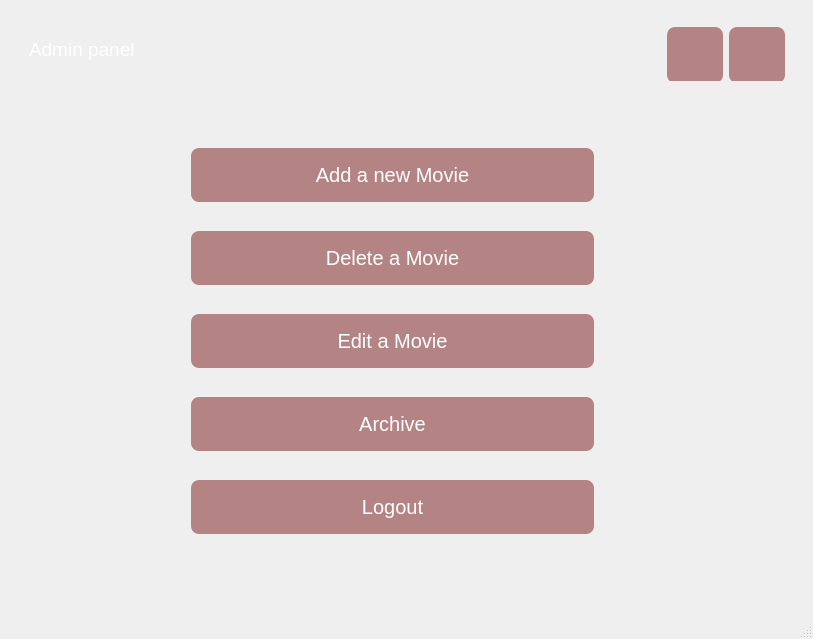
This is admin_panel.ui in ItsArtaz/cinema_management as Qt 5 draws it before an edit. The edited form follows.
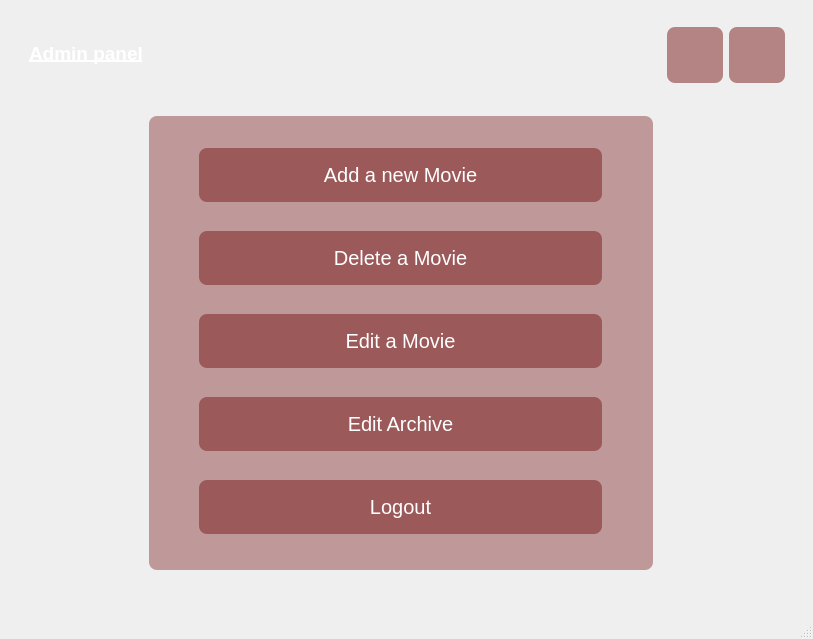
This is the edited form. Icons and pictures are not drawn.

Commit message: Edit movie page designed and coded

What changed in the file:
```diff
--- a/admin_panel.ui
+++ b/admin_panel.ui
@@ -47,7 +47,7 @@
  color : white;
 }
 
-#gw2
+#vg1
 {
 	background-color: rgba(121, 25, 26,0.4);
 }
@@ -62,7 +62,7 @@
     background-color:rgba(255, 255, 255,0.5);
     color : rgb(121, 25, 26);
 }
-QPushButton,#gw2
+QPushButton,#vg1
 {
 border-width : 0px;
 border-radius : 8px;
@@ -134,7 +134,7 @@
          <property name="minimumSize">
           <size>
            <width>137</width>
-           <height>54</height>
+           <height>70</height>
           </size>
          </property>
          <layout class="QHBoxLayout" name="horizontalLayout">
@@ -319,7 +319,7 @@
              </font>
             </property>
             <property name="text">
-             <string>Archive</string>
+             <string>Edit Archive</string>
             </property>
            </widget>
           </item>
@@ -384,6 +384,9 @@
          <property name="font">
           <font>
            <pointsize>14</pointsize>
+           <weight>75</weight>
+           <bold>true</bold>
+           <underline>true</underline>
           </font>
          </property>
          <property name="text">
```
The commit also changes 12 other files.
